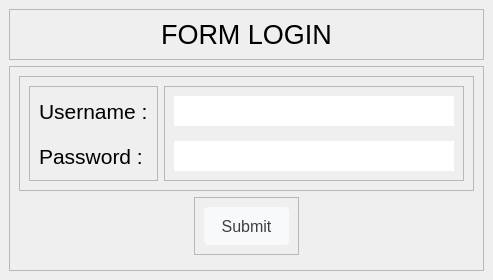
This is ui/login.ui in fajaraldev/aplikasi-pengisian-krs as Qt 5 draws it before an edit. The edited form follows.
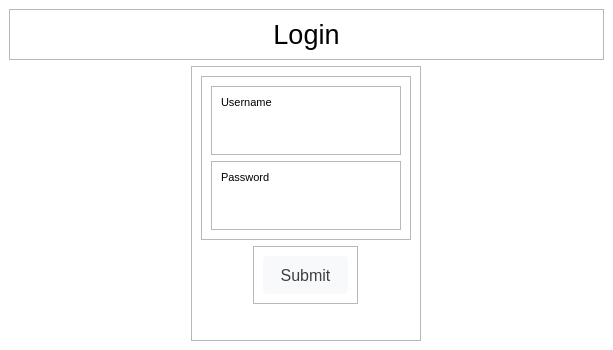
This is the edited form.

The edit to the form file:
```diff
--- a/ui/login.ui
+++ b/ui/login.ui
@@ -6,20 +6,20 @@
    <rect>
     <x>0</x>
     <y>0</y>
-    <width>492</width>
-    <height>280</height>
+    <width>613</width>
+    <height>350</height>
    </rect>
   </property>
   <property name="minimumSize">
    <size>
     <width>0</width>
-    <height>280</height>
+    <height>0</height>
    </size>
   </property>
   <property name="maximumSize">
    <size>
     <width>16777215</width>
-    <height>280</height>
+    <height>350</height>
    </size>
   </property>
   <property name="windowTitle">
@@ -29,12 +29,18 @@
    <string notr="true">
 QLineEdit, QDateEdit {
 	border: none;
+	border-bottom:2px solid rgba(204,204,204,.3);
+	border-radius: 1px;
 }
 
 QLineEdit,QComboBox {
 height: 30px;
 }
 
+#centralwidget{
+background-color:white;
+}
+
 QPushButton {
   background-color: #f8f9fa;
   border: 1px solid #f8f9fa;
@@ -63,7 +69,7 @@
    <property name="maximumSize">
     <size>
      <width>16777215</width>
-     <height>280</height>
+     <height>350</height>
     </size>
    </property>
    <layout class="QVBoxLayout" name="verticalLayout">
@@ -90,7 +96,7 @@
           </font>
          </property>
          <property name="text">
-          <string>FORM LOGIN</string>
+          <string>Login</string>
          </property>
          <property name="alignment">
           <set>Qt::AlignCenter</set>
@@ -100,7 +106,7 @@
       </layout>
      </widget>
     </item>
-    <item>
+    <item alignment="Qt::AlignHCenter">
      <widget class="QFrame" name="frame_2">
       <property name="sizePolicy">
        <sizepolicy hsizetype="Preferred" vsizetype="Expanding">
@@ -120,7 +126,7 @@
       <property name="frameShadow">
        <enum>QFrame::Raised</enum>
       </property>
-      <layout class="QVBoxLayout" name="verticalLayout_6">
+      <layout class="QVBoxLayout" name="verticalLayout_7">
        <item>
         <widget class="QFrame" name="frame_6">
          <property name="frameShape">
@@ -129,69 +135,18 @@
          <property name="frameShadow">
           <enum>QFrame::Raised</enum>
          </property>
-         <layout class="QHBoxLayout" name="horizontalLayout">
-          <item>
-           <widget class="QFrame" name="frame_4">
-            <property name="minimumSize">
-             <size>
-              <width>0</width>
-              <height>0</height>
-             </size>
-            </property>
-            <property name="maximumSize">
-             <size>
-              <width>16777215</width>
-              <height>16777215</height>
-             </size>
-            </property>
-            <property name="frameShape">
-             <enum>QFrame::StyledPanel</enum>
-            </property>
-            <property name="frameShadow">
-             <enum>QFrame::Raised</enum>
-            </property>
-            <layout class="QVBoxLayout" name="verticalLayout_4">
-             <property name="spacing">
-              <number>15</number>
-             </property>
-             <item>
-              <widget class="QLabel" name="label_3">
-               <property name="font">
-                <font>
-                 <pointsize>16</pointsize>
-                </font>
-               </property>
-               <property name="text">
-                <string>Username :</string>
-               </property>
-              </widget>
-             </item>
-             <item>
-              <widget class="QLabel" name="label_2">
-               <property name="font">
-                <font>
-                 <pointsize>16</pointsize>
-                </font>
-               </property>
-               <property name="text">
-                <string>Password :</string>
-               </property>
-              </widget>
-             </item>
-            </layout>
-           </widget>
-          </item>
+         <layout class="QVBoxLayout" name="verticalLayout_6">
           <item>
            <widget class="QFrame" name="frame_5">
             <property name="minimumSize">
              <size>
-              <width>300</width>
+              <width>0</width>
               <height>0</height>
              </size>
             </property>
             <property name="maximumSize">
              <size>
-              <width>300</width>
+              <width>16777215</width>
               <height>16777215</height>
              </size>
             </property>
@@ -202,20 +157,80 @@
              <enum>QFrame::Raised</enum>
             </property>
             <layout class="QVBoxLayout" name="verticalLayout_5">
-             <property name="spacing">
-              <number>15</number>
-             </property>
+             <item>
+              <widget class="QLabel" name="label_5">
+               <property name="font">
+                <font>
+                 <pointsize>8</pointsize>
+                </font>
+               </property>
+               <property name="text">
+                <string>Username</string>
+               </property>
+              </widget>
+             </item>
              <item>
               <widget class="QLineEdit" name="txtUsername">
+               <property name="maximumSize">
+                <size>
+                 <width>170</width>
+                 <height>16777215</height>
+                </size>
+               </property>
                <property name="font">
                 <font>
                  <pointsize>20</pointsize>
                 </font>
                </property>
+               <property name="autoFillBackground">
+                <bool>false</bool>
+               </property>
+              </widget>
+             </item>
+            </layout>
+           </widget>
+          </item>
+          <item>
+           <widget class="QFrame" name="frame_7">
+            <property name="minimumSize">
+             <size>
+              <width>0</width>
+              <height>0</height>
+             </size>
+            </property>
+            <property name="maximumSize">
+             <size>
+              <width>16777215</width>
+              <height>16777215</height>
+             </size>
+            </property>
+            <property name="frameShape">
+             <enum>QFrame::StyledPanel</enum>
+            </property>
+            <property name="frameShadow">
+             <enum>QFrame::Raised</enum>
+            </property>
+            <layout class="QVBoxLayout" name="verticalLayout_4">
+             <item>
+              <widget class="QLabel" name="label_4">
+               <property name="font">
+                <font>
+                 <pointsize>8</pointsize>
+                </font>
+               </property>
+               <property name="text">
+                <string>Password</string>
+               </property>
               </widget>
              </item>
              <item>
               <widget class="QLineEdit" name="txtPassword">
+               <property name="maximumSize">
+                <size>
+                 <width>170</width>
+                 <height>16777215</height>
+                </size>
+               </property>
                <property name="font">
                 <font>
                  <pointsize>20</pointsize>
```
